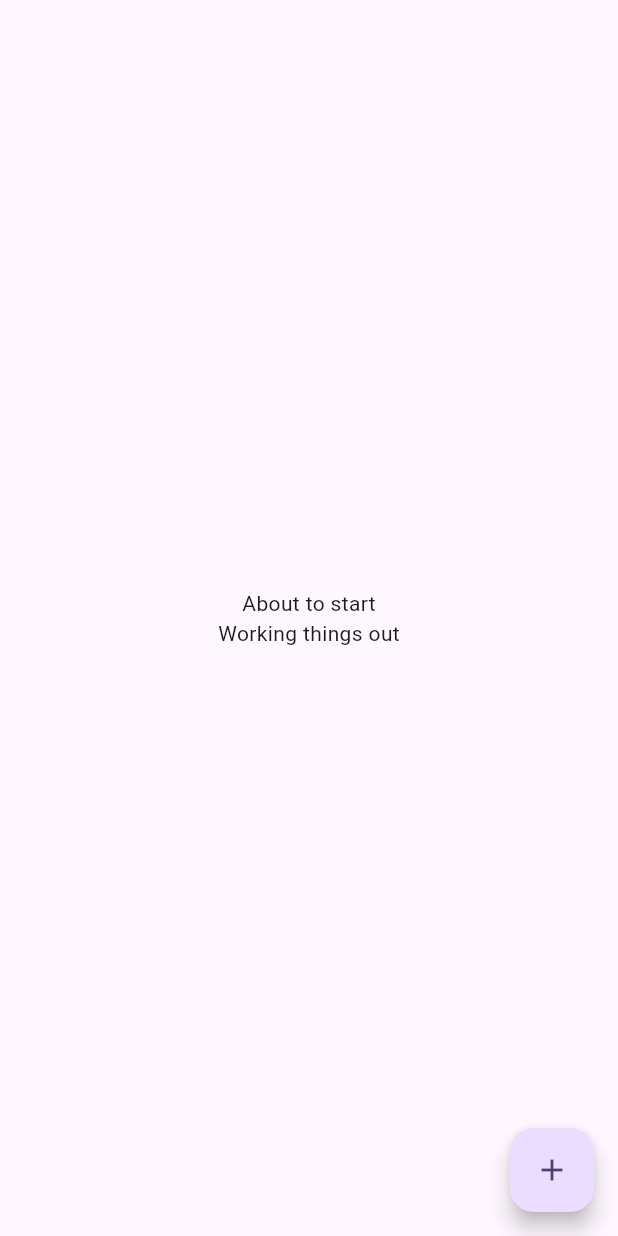
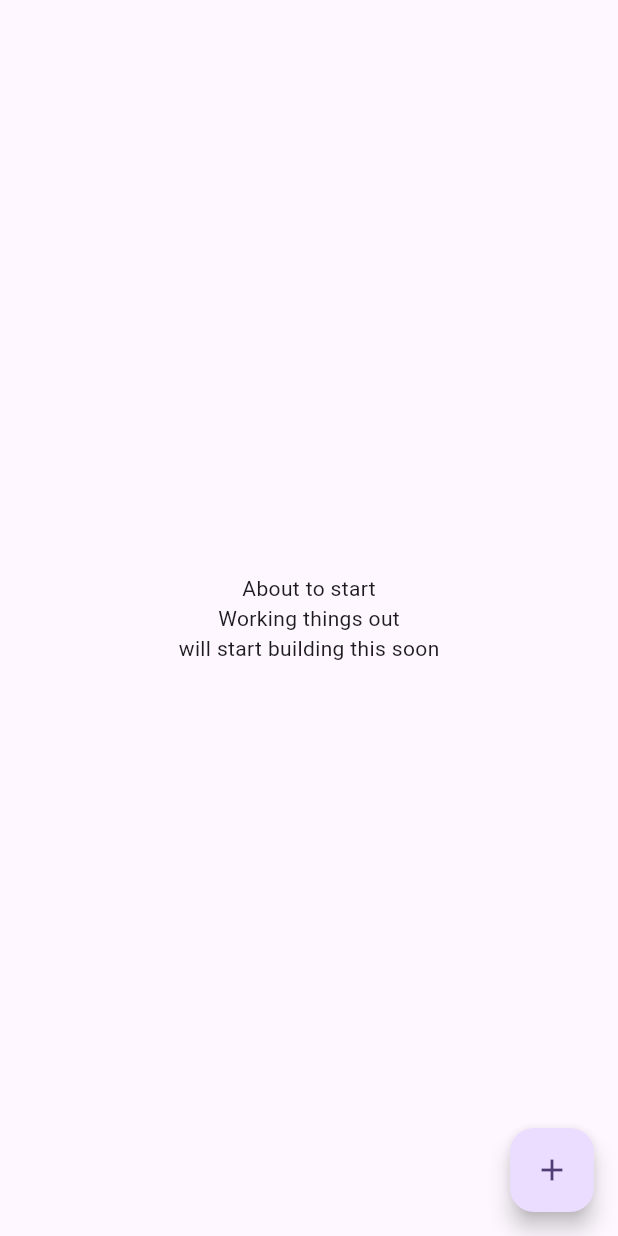
Before and after one commit to Juwonlo/ChatMe_App, a Flutter app: the screen it shows after launch, on a phone screen of 412 x 824 dp. Run offline on Flutter 3.47's test engine with Material 3 defaults, Android fonts, the phone set to English and light mode, and no system bars.

Commit message:
A random commit

```diff
--- a/lib/main.dart
+++ b/lib/main.dart
@@ -39,6 +39,7 @@ class _MyHomePageState extends State<MyHomePage> {
           children: <Widget>[
           Text('About to start'),
             Text('Working things out'),
+            Text('will start building this soon'),
 
           ],
         ),
```
